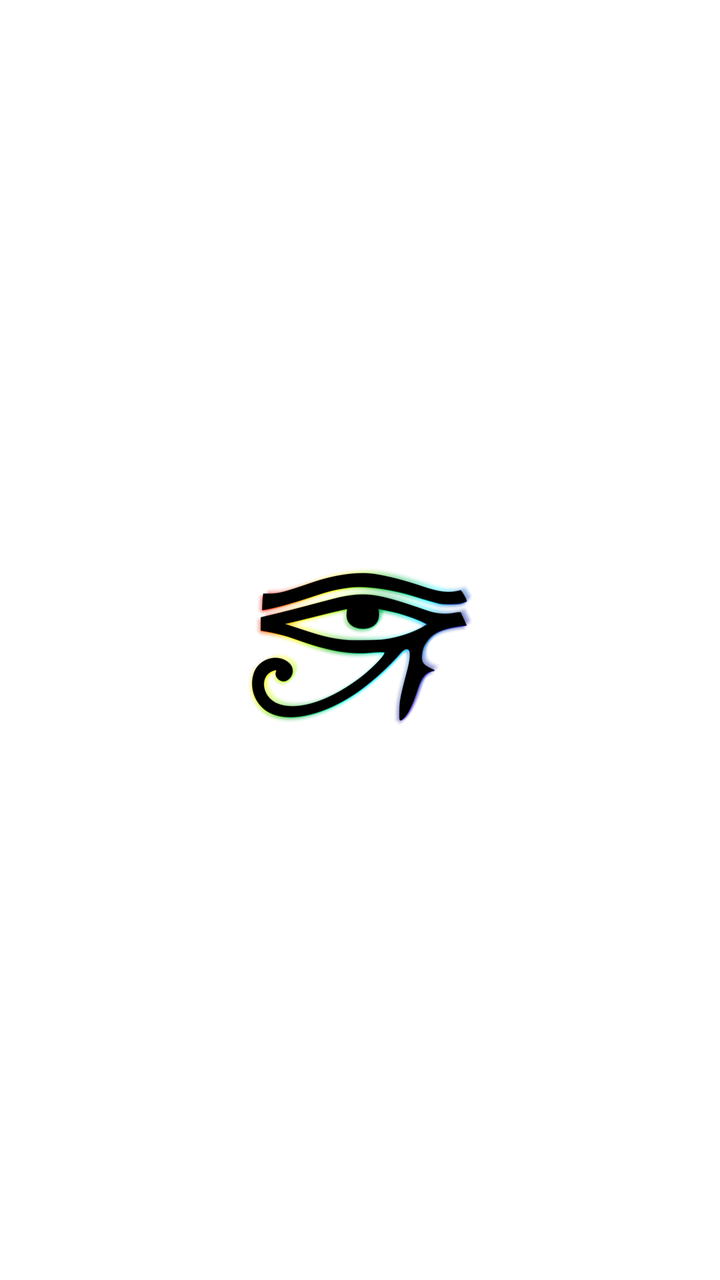
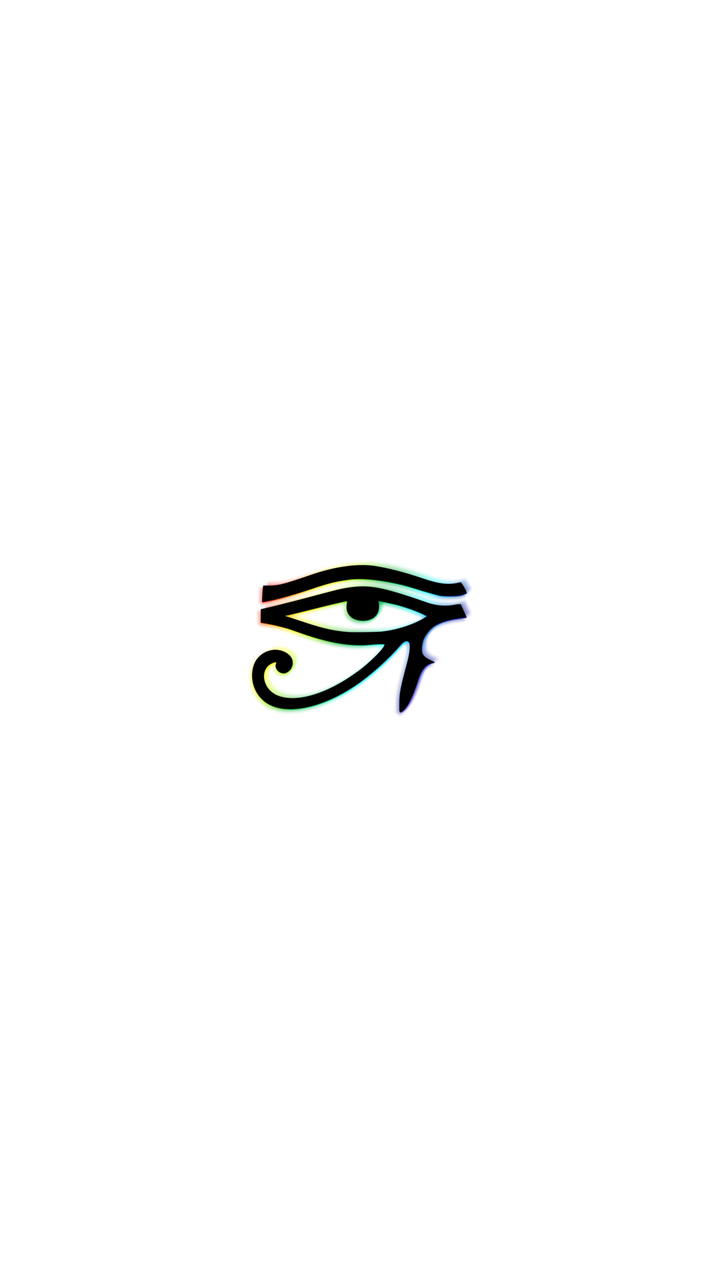

Two renders of the same Android screen: before a commit and after it. Below are the layout's source before the change and the commit's diff.
<!-- AndroidManifest.xml: fallback theme Theme.MaterialComponents.DayNight.NoActionBar -->
<!-- res/layout/crdroid_logo.xml -->
<?xml version="1.0" encoding="utf-8"?>
<LinearLayout xmlns:android="http://schemas.android.com/apk/res/android"
    android:gravity="center"
    android:layout_width="match_parent"
    android:layout_height="wrap_content"
    android:paddingTop="8dp">

    <ImageView
        android:layout_width="wrap_content"
        android:layout_height="wrap_content"
        android:layout_gravity="center"
        android:src="@drawable/crdroid"
        android:adjustViewBounds="true"
        android:scaleType="centerInside" />

</LinearLayout>
<!-- resources referenced by this layout -->
<resources>
  <!-- drawable crdroid: png bitmap (drawable-nodpi, 57377 bytes) -->
</resources>

<!-- the commit's change to res/layout/crdroid_logo.xml (unified diff, before → after) -->
@@ -3,7 +3,8 @@
     android:gravity="center"
     android:layout_width="match_parent"
     android:layout_height="wrap_content"
-    android:paddingTop="8dp">
+    android:paddingTop="8dp"
+    android:paddingBottom="8dp">
 
     <ImageView
         android:layout_width="wrap_content"
